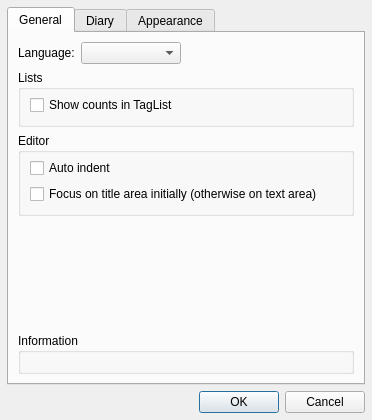
krrr/Hazama, file hazama/ui/configdialog.ui: the form before one commit.
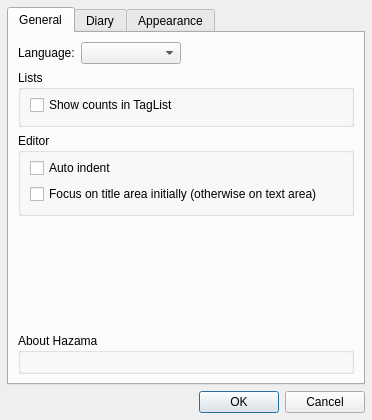
The form after the commit. Icons and pictures are not drawn.

```diff
--- a/hazama/ui/configdialog.ui
+++ b/hazama/ui/configdialog.ui
@@ -149,7 +149,7 @@
           </sizepolicy>
          </property>
          <property name="title">
-          <string>Information</string>
+          <string>About Hazama</string>
          </property>
          <property name="flat">
           <bool>true</bool>
```
Left out of the diff: 2 changed lines with no effect on the pictures.
